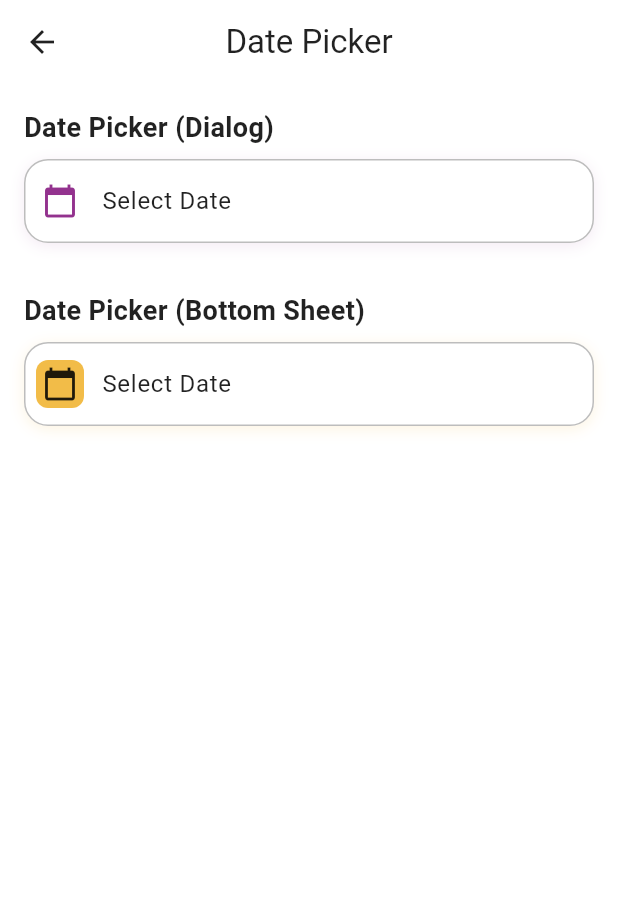
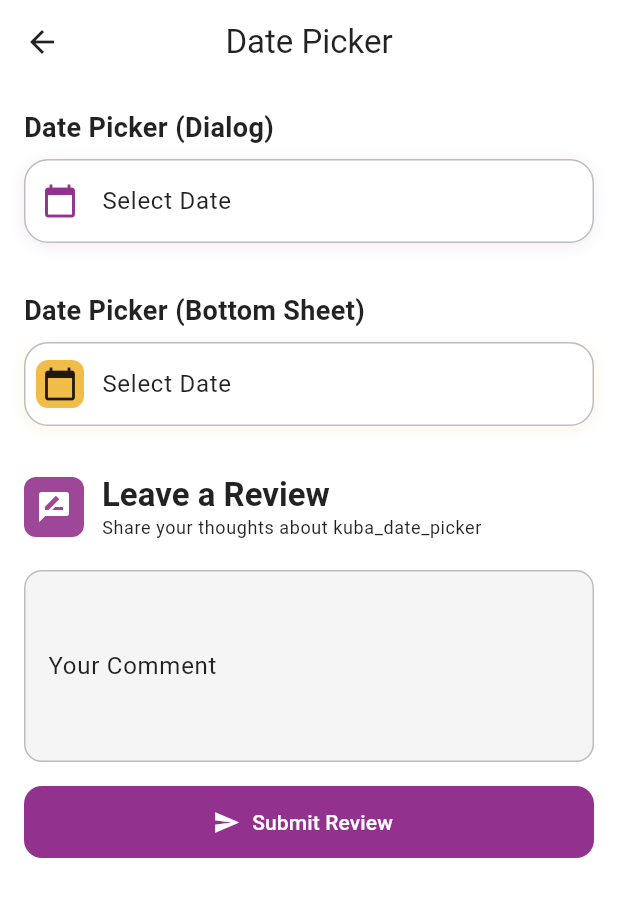
Before and after one commit to EugeneHolodov/kuba_ui_hub, a Flutter app: the DatePickerPage screen opened directly, on a phone screen of 412 x 824 dp. Shown: the top 897 px of the screen. Run offline on Flutter 3.47's test engine with Material 3 defaults, Android fonts, the light colour scheme and no system bars; our stand-ins replace shared_preferences; accounts and stored records are empty; network calls fail.

Commit message:
feat: start up page and review bloc

```diff
--- /dev/null
+++ b/flutter/lib/services/api_service.dart
@@ -0,0 +1,68 @@
+import 'dart:convert';
+import 'package:http/http.dart' as http;
+
+class Reviewer {
+  final int id;
+  final String name;
+
+  Reviewer({required this.id, required this.name});
+
+  factory Reviewer.fromJson(Map<String, dynamic> json) {
+    return Reviewer(id: json['id'] as int, name: json['name'] as String);
+  }
+}
+
+class ApiService {
+  // Update this to match your backend URL
+  // For iOS simulator: http://localhost:3000
+  // For Android emulator: http://10.0.2.2:3000
+  // For physical device: http://YOUR_COMPUTER_IP:3000 (e.g., http://192.168.1.100:3000)
+  // To find your IP: macOS/Linux: ifconfig | grep "inet " | grep -v 127.0.0.1
+  //                   Windows: ipconfig (look for IPv4 Address)
+  static const String baseUrl = 'http://localhost:3000';
+
+  // Get all reviewers
+  static Future<List<Reviewer>> getReviewers() async {
+    try {
+      final response = await http.get(
+        Uri.parse('$baseUrl/api/reviewers'),
+        headers: {'Content-Type': 'application/json'},
+      );
+
+      if (response.statusCode == 200) {
+        final data = json.decode(response.body);
+        final List<dynamic> reviewersJson = data['reviewers'];
+        return reviewersJson.map((json) => Reviewer.fromJson(json)).toList();
+      } else {
+        throw Exception('Failed to load reviewers: ${response.statusCode}');
+      }
+    } catch (e) {
+      throw Exception('Error fetching reviewers: $e');
+    }
+  }
+
+  // Submit a review
+  static Future<void> submitReview({
+    required int reviewerId,
+    required String widgetName,
+    required String comment,
+  }) async {
+    try {
+      final response = await http.post(
+        Uri.parse('$baseUrl/api/reviews'),
+        headers: {'Content-Type': 'application/json'},
+        body: json.encode({
+          'reviewer_id': reviewerId,
+          'widget_name': widgetName,
+          'comment': comment,
+        }),
+      );
+
+      if (response.statusCode != 201) {
+        throw Exception('Failed to submit review: ${response.statusCode}');
+      }
+    } catch (e) {
+      throw Exception('Error submitting review: $e');
+    }
+  }
+}
--- a/flutter/lib/ui/date_picker_page.dart
+++ b/flutter/lib/ui/date_picker_page.dart
@@ -1,5 +1,6 @@
 import 'package:flutter/material.dart';
 import '../widgets/kuba_date_picker.dart';
+import '../widgets/review_input.dart';
 
 class DatePickerPage extends StatefulWidget {
   const DatePickerPage({super.key});
@@ -47,6 +48,9 @@ class _DatePickerPageState extends State<DatePickerPage> {
               onAccentColor: Theme.of(context).colorScheme.onSecondary,
               useBottomSheet: true,
             ),
+
+            // Review Input
+            ReviewInput(widgetName: 'kuba_date_picker'),
           ],
         ),
       ),
--- a/flutter/lib/ui/dropdown_page.dart
+++ b/flutter/lib/ui/dropdown_page.dart
@@ -1,5 +1,6 @@
 import 'package:flutter/material.dart';
 import '../widgets/kuba_dropdown.dart';
+import '../widgets/review_input.dart';
 
 class DropdownPage extends StatefulWidget {
   const DropdownPage({super.key});
@@ -72,6 +73,9 @@ class _DropdownPageState extends State<DropdownPage> {
               labelText: 'Select Multiple Options',
               bottomSheetTitle: 'Select Options',
             ),
+
+            // Review Input
+            ReviewInput(widgetName: 'kuba_dropdown'),
           ],
         ),
       ),
--- a/flutter/lib/ui/input_page.dart
+++ b/flutter/lib/ui/input_page.dart
@@ -1,5 +1,6 @@
 import 'package:flutter/material.dart';
 import '../widgets/kuba_input.dart';
+import '../widgets/review_input.dart';
 
 class InputPage extends StatefulWidget {
   const InputPage({super.key});
@@ -119,7 +120,9 @@ class _InputPageState extends State<InputPage> {
               accentColor: Theme.of(context).colorScheme.secondary,
               onAccentColor: Theme.of(context).colorScheme.onSecondary,
             ),
-            const SizedBox(height: 52),
+
+            // Review Input
+            ReviewInput(widgetName: 'kuba_input'),
           ],
         ),
       ),
--- /dev/null
+++ b/flutter/lib/widgets/review_input.dart
@@ -0,0 +1,266 @@
+import 'package:flutter/material.dart';
+import '../services/api_service.dart';
+import '../services/storage_service.dart';
+
+class ReviewInput extends StatefulWidget {
+  final String widgetName;
+
+  const ReviewInput({super.key, required this.widgetName});
+
+  @override
+  State<ReviewInput> createState() => _ReviewInputState();
+}
+
+class _ReviewInputState extends State<ReviewInput> {
+  final TextEditingController _commentController = TextEditingController();
+  bool _isSubmitting = false;
+  bool _isSubmitted = false;
+  String? _errorMessage;
+
+  @override
+  void dispose() {
+    _commentController.dispose();
+    super.dispose();
+  }
+
+  Future<void> _submitReview() async {
+    // Validate comment
+    final comment = _commentController.text.trim();
+    if (comment.isEmpty) {
+      setState(() {
+        _errorMessage = 'Please enter a comment';
+      });
+      return;
+    }
+
+    // Get reviewer ID from storage
+    final reviewerId = await StorageService.getReviewerId();
+    if (reviewerId == null) {
+      setState(() {
+        _errorMessage = 'Reviewer not found. Please restart the app.';
+      });
+      return;
+    }
+
+    setState(() {
+      _isSubmitting = true;
+      _errorMessage = null;
+    });
+
+    try {
+      await ApiService.submitReview(
+        reviewerId: reviewerId,
+        widgetName: widget.widgetName,
+        comment: comment,
+      );
+
+      setState(() {
+        _isSubmitting = false;
+        _isSubmitted = true;
+        _commentController.clear();
+      });
+
+      // Show success message
+      if (mounted) {
+        ScaffoldMessenger.of(context).showSnackBar(
+          SnackBar(
+            content: const Row(
+              children: [
+                Icon(Icons.check_circle, color: Colors.white),
+                SizedBox(width: 8),
+                Text('Review submitted successfully!'),
+              ],
+            ),
+            backgroundColor: Colors.green,
+            behavior: SnackBarBehavior.floating,
+            shape: RoundedRectangleBorder(
+              borderRadius: BorderRadius.circular(12),
+            ),
+          ),
+        );
+      }
+
+      // Reset submitted state after 3 seconds
+      Future.delayed(const Duration(seconds: 3), () {
+        if (mounted) {
+          setState(() {
+            _isSubmitted = false;
+          });
+        }
+      });
+    } catch (e) {
+      setState(() {
+        _isSubmitting = false;
+        _errorMessage = 'Failed to submit review. Please try again.';
+      });
+
+      if (mounted) {
+        ScaffoldMessenger.of(context).showSnackBar(
+          SnackBar(
+            content: Row(
+              children: [
+                const Icon(Icons.error_outline, color: Colors.white),
+                const SizedBox(width: 8),
+                Expanded(child: Text('Error: ${e.toString()}')),
+              ],
+            ),
+            backgroundColor: Colors.red,
+            behavior: SnackBarBehavior.floating,
+            shape: RoundedRectangleBorder(
+              borderRadius: BorderRadius.circular(12),
+            ),
+          ),
+        );
+      }
+    }
+  }
+
+  @override
+  Widget build(BuildContext context) {
+    return Container(
+      margin: const EdgeInsets.only(top: 32, bottom: 16),
+      color: Colors.white,
+      child: Column(
+        crossAxisAlignment: CrossAxisAlignment.start,
+        children: [
+          // Header
+          Row(
+            children: [
+              Container(
+                padding: const EdgeInsets.all(8),
+                decoration: BoxDecoration(
+                  color: Theme.of(context).colorScheme.primaryContainer,
+                  borderRadius: BorderRadius.circular(8),
+                ),
+                child: Icon(
+                  Icons.rate_review,
+                  color: Theme.of(context).colorScheme.onPrimaryContainer,
+                  size: 24,
+                ),
+              ),
+              const SizedBox(width: 12),
+              Expanded(
+                child: Column(
+                  crossAxisAlignment: CrossAxisAlignment.start,
+                  children: [
+                    Text(
+                      'Leave a Review',
+                      style: Theme.of(context).textTheme.titleLarge?.copyWith(
+                        fontWeight: FontWeight.bold,
+                      ),
+                    ),
+                    Text(
+                      'Share your thoughts about ${widget.widgetName}',
+                      style: Theme.of(context).textTheme.bodySmall,
+                    ),
+                  ],
+                ),
+              ),
+            ],
+          ),
+          const SizedBox(height: 20),
+
+          // Comment Input
+          TextField(
+            controller: _commentController,
+            maxLines: 4,
+            enabled: !_isSubmitting && !_isSubmitted,
+            decoration: InputDecoration(
+              labelText: 'Your Comment',
+              hintText: 'What do you think about this widget?',
+              filled: true,
+              fillColor: Theme.of(context).colorScheme.surfaceVariant,
+              border: OutlineInputBorder(
+                borderRadius: BorderRadius.circular(12),
+                borderSide: BorderSide(
+                  color: Theme.of(context).colorScheme.outline,
+                ),
+              ),
+              enabledBorder: OutlineInputBorder(
+                borderRadius: BorderRadius.circular(12),
+                borderSide: BorderSide(
+                  color: Theme.of(context).colorScheme.outline,
+                ),
+              ),
+              focusedBorder: OutlineInputBorder(
+                borderRadius: BorderRadius.circular(12),
+                borderSide: BorderSide(
+                  color: Theme.of(context).colorScheme.primary,
+                  width: 2,
+                ),
+              ),
+              errorText: _errorMessage,
+              errorBorder: OutlineInputBorder(
+                borderRadius: BorderRadius.circular(12),
+                borderSide: BorderSide(
+                  color: Theme.of(context).colorScheme.error,
+                ),
+              ),
+              focusedErrorBorder: OutlineInputBorder(
+                borderRadius: BorderRadius.circular(12),
+                borderSide: BorderSide(
+                  color: Theme.of(context).colorScheme.error,
+                  width: 2,
+                ),
+              ),
+            ),
+          ),
+          const SizedBox(height: 16),
+
+          // Submit Button
+          SizedBox(
+            width: double.infinity,
+            child: _isSubmitted
+                ? FilledButton.icon(
+                    onPressed: () {
+                      setState(() {
+                        _isSubmitted = false;
+                        _errorMessage = null;
+                      });
+                    },
+                    icon: const Icon(Icons.check_circle),
+                    label: const Text('Review Submitted!'),
+                    style: FilledButton.styleFrom(
+                      backgroundColor: Colors.green,
+                      foregroundColor: Colors.white,
+                      minimumSize: const Size(double.infinity, 48),
+                      shape: RoundedRectangleBorder(
+                        borderRadius: BorderRadius.circular(12),
+                      ),
+                    ),
+                  )
+                : FilledButton.icon(
+                    onPressed: _isSubmitting ? null : _submitReview,
+                    icon: _isSubmitting
+                        ? const SizedBox(
+                            width: 20,
+                            height: 20,
+                            child: CircularProgressIndicator(
+                              strokeWidth: 2,
+                              valueColor: AlwaysStoppedAnimation<Color>(
+                                Colors.white,
+                              ),
+                            ),
+                          )
+                        : const Icon(Icons.send),
+                    label: Text(
+                      _isSubmitting ? 'Submitting...' : 'Submit Review',
+                    ),
+                    style: FilledButton.styleFrom(
+                      backgroundColor: Theme.of(context).colorScheme.primary,
+                      foregroundColor: Theme.of(context).colorScheme.onPrimary,
+                      minimumSize: const Size(double.infinity, 48),
+                      shape: RoundedRectangleBorder(
+                        borderRadius: BorderRadius.circular(12),
+                      ),
+                      disabledBackgroundColor: Theme.of(
+                        context,
+                      ).colorScheme.surfaceVariant,
+                    ),
+                  ),
+          ),
+        ],
+      ),
+    );
+  }
+}
--- a/flutter/pubspec.yaml
+++ b/flutter/pubspec.yaml
@@ -35,6 +35,8 @@ dependencies:
   # Use with the CupertinoIcons class for iOS style icons.
   cupertino_icons: ^1.0.8
   intl: ^0.19.0
+  http: ^1.1.0
+  shared_preferences: ^2.2.2
 
 dev_dependencies:
   flutter_test:
```
Also changed, not shown: flutter/lib/main.dart (+39 -2 lines), flutter/lib/pages/startup_page.dart (added, +227 -0 lines), flutter/lib/services/storage_service.dart (added, +38 -0 lines), flutter/pubspec.lock, 31 other files.
